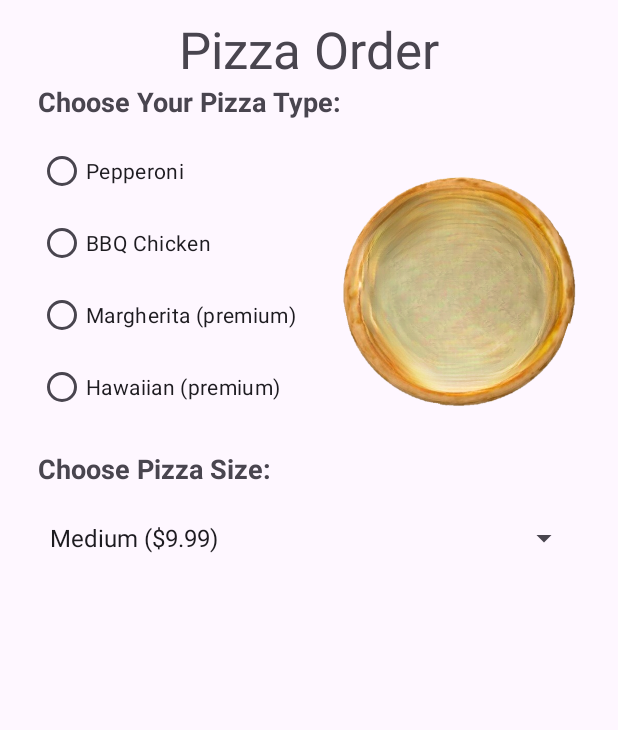
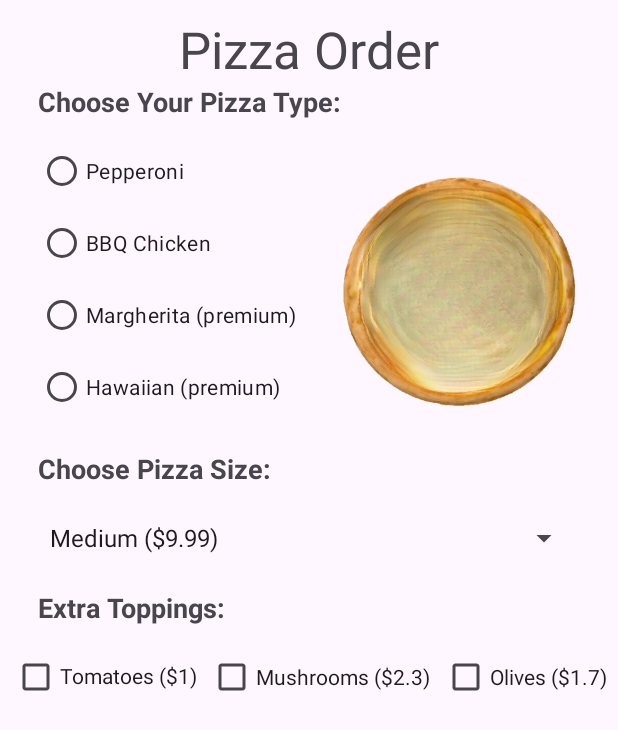
Before and after one commit to DallasLaComb/Pizza_Android_App, an Android app: the screen it shows after launch (MainActivity), on a phone screen of 412 x 824 dp. Shown: the top 730 px of the screen. Run offline under Robolectric (Android 15) with nearby library versions, the phone set to English and light mode, and no system bars.

Commit message:
Extra Toppings, first 3 look good on layout

```diff
--- a/Homework2/app/src/main/res/layout/activity_main.xml
+++ b/Homework2/app/src/main/res/layout/activity_main.xml
@@ -103,4 +103,48 @@
         app:layout_constraintStart_toStartOf="parent"
         app:layout_constraintTop_toBottomOf="@+id/tv_choose_pizza_size" />
 
+    <TextView
+        android:id="@+id/tv_extra_toppings"
+        android:layout_width="wrap_content"
+        android:layout_height="wrap_content"
+        android:layout_marginStart="25dp"
+        android:layout_marginTop="10dp"
+        android:text="@string/extra_toppings"
+        android:textAppearance="@style/TextAppearance.AppCompat.Medium"
+        android:textStyle="bold"
+        app:layout_constraintStart_toStartOf="parent"
+        app:layout_constraintTop_toBottomOf="@+id/sp_choose_pizza_size" />
+
+    <CheckBox
+        android:id="@+id/checkBox"
+        android:layout_width="wrap_content"
+        android:layout_height="wrap_content"
+        android:layout_marginTop="10dp"
+        android:includeFontPadding="false"
+        android:text="Tomatoes ($1)"
+        android:textAppearance="@style/TextAppearance.AppCompat.Small"
+        app:layout_constraintEnd_toStartOf="@+id/checkBox2"
+        app:layout_constraintStart_toStartOf="parent"
+        app:layout_constraintTop_toBottomOf="@+id/tv_extra_toppings" />
+
+    <CheckBox
+        android:id="@+id/checkBox2"
+        android:layout_width="wrap_content"
+        android:layout_height="wrap_content"
+        android:text="Mushrooms ($2.3)"
+        android:textAppearance="@style/TextAppearance.AppCompat.Small"
+        app:layout_constraintBottom_toBottomOf="@+id/checkBox"
+        app:layout_constraintEnd_toStartOf="@+id/checkBox3"
+        app:layout_constraintStart_toEndOf="@+id/checkBox" />
+
+    <CheckBox
+        android:id="@+id/checkBox3"
+        android:layout_width="wrap_content"
+        android:layout_height="wrap_content"
+        android:text="Olives ($1.7)"
+        android:textAppearance="@style/TextAppearance.AppCompat.Small"
+        app:layout_constraintBottom_toBottomOf="@+id/checkBox2"
+        app:layout_constraintEnd_toEndOf="parent"
+        app:layout_constraintStart_toEndOf="@+id/checkBox2" />
+
 </androidx.constraintlayout.widget.ConstraintLayout>
--- a/Homework2/app/src/main/res/values/strings.xml
+++ b/Homework2/app/src/main/res/values/strings.xml
@@ -8,8 +8,9 @@
     <string name="hawaiian_premium">Hawaiian (premium)</string>
     <string name="default_pizza_image_view">default_pizza_image_view</string>
     <string name="choose_pizza_size">Choose Pizza Size:</string>
+    <string name="extra_toppings">Extra Toppings:</string>
 
-<string-array name="planets_array">
+    <string-array name="planets_array">
     <item>Mercury</item>
     <item>Venus</item>
     <item>Earth</item>
```
